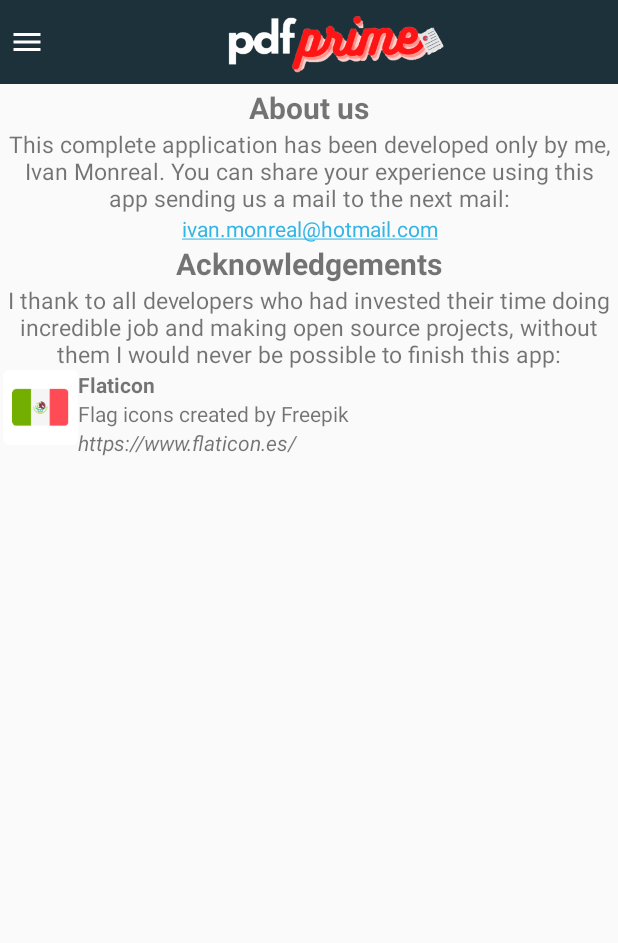
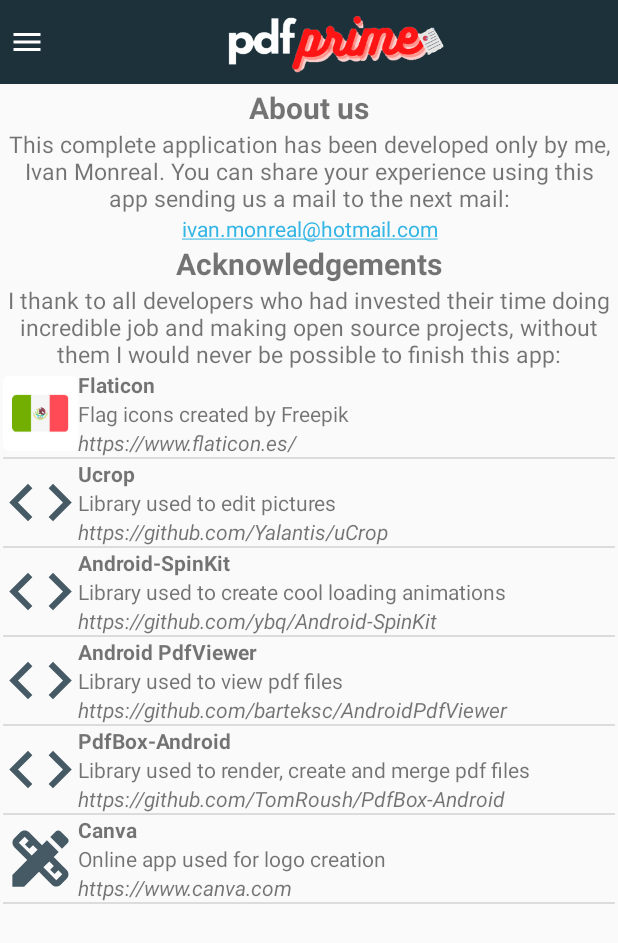
Before and after one commit to JMonrealZ/pdfPrime, an Android app: the ReachusFrag screen opened through its navigation route, on a phone screen of 412 x 824 dp. Shown: the top 943 px of the screen. Run offline under Robolectric (Android 15) with nearby library versions, the light colour scheme and no system bars; our stand-ins replace Room's generated code, data binding, navigation-ui; libraries missing offline, so code that uses them is left out: com.tom_roush.pdfbox.

Commit message:
We added acknowledges and improve UI

```diff
--- a/app/src/main/java/com/jimzmx/pdfprime/App.kt
+++ b/app/src/main/java/com/jimzmx/pdfprime/App.kt
@@ -39,9 +39,13 @@
         }
 
         acknowledgements = mutableListOf<Acknowledgement>().apply {
-//            add(Acknowledgement(R.drawable.ic_camera_24, "testa","testb","testc")) //todo: add acknoledgements
             add(Acknowledgement(R.mipmap.ic_mexico, getString(R.string.titleAckFlaticon),getString(R.string.txtAckFlaticon),getString(R.string.urlAckFlaticon)))
-//            add(Acknowledgement(R.mipmap.ic_mexico, getString(R.string.),getString(R.string.),getString(R.string.)))
+            add(Acknowledgement(R.drawable.ic_baseline_code_24, getString(R.string.titleAckUcrop),getString(R.string.txtAckUcrop),getString(R.string.urlAckUcrop)))
+            add(Acknowledgement(R.drawable.ic_baseline_code_24, getString(R.string.titleAckSpinKit),getString(R.string.txtAckSpinKit),getString(R.string.urlAckSpinKit)))
+            add(Acknowledgement(R.drawable.ic_baseline_code_24, getString(R.string.titleAckPdfViewer),getString(R.string.txtAckPdfViewer),getString(R.string.urlAckPdfViewer)))
+            add(Acknowledgement(R.drawable.ic_baseline_code_24, getString(R.string.titleAckPdfBox),getString(R.string.txtAckPdfBox),getString(R.string.urlAckPdfBox)))
+            add(Acknowledgement(R.drawable.ic_baseline_design_services_24, getString(R.string.titleAckCanva),getString(R.string.txtAckCanva),getString(R.string.urlAckCanva)))
+//            add(Acknowledgement(R.drawable.ic_baseline_code_24, getString(R.string.),getString(R.string.),getString(R.string.)))
         }
     }
 
--- a/app/src/main/java/com/jimzmx/pdfprime/presentation/reachus/AcknowledgementRecyclerViewAdapter.kt
+++ b/app/src/main/java/com/jimzmx/pdfprime/presentation/reachus/AcknowledgementRecyclerViewAdapter.kt
@@ -14,9 +14,10 @@
     override fun onCreateViewHolder(parent: ViewGroup, viewType: Int): AcknowledgementViewHolder {
         val layoutInflater = LayoutInflater.from(parent.context)
         val listItem = layoutInflater.inflate(R.layout.list_item_acknowledgement, parent, false)
-        return AcknowledgementViewHolder(listItem,
+        return AcknowledgementViewHolder(listItem)
+            //,
             //{ackSelected : Acknowledgement -> onClickAckListener(ackSelected)})
-            clickListener)
+            //clickListener)
     }
 
     override fun onBindViewHolder(holder: AcknowledgementViewHolder, position: Int) {
@@ -29,8 +30,7 @@
 }
 
 class AcknowledgementViewHolder(
-    val view : View,
-    private val clickListener : (Acknowledgement)->Unit
+    val view : View
 ) : RecyclerView.ViewHolder(view){
     fun bind( ack : Acknowledgement, clickListener: (Acknowledgement) -> Unit){
         view.apply {
@@ -38,6 +38,7 @@
             ivImageAck.setImageResource(ack.img)
             tvNameAck.text = ack.name
             tvDescAck.text = ack.description
+            tvUrlAck.text = ack.url
             setOnClickListener{ clickListener(ack)}
         }
     }
--- /dev/null
+++ b/app/src/main/res/drawable/ic_baseline_code_24.xml
@@ -0,0 +1,5 @@
+<vector android:height="24dp" android:tint="@color/colorPrimary"
+    android:viewportHeight="24" android:viewportWidth="24"
+    android:width="24dp" xmlns:android="http://schemas.android.com/apk/res/android">
+    <path android:fillColor="@android:color/white" android:pathData="M9.4,16.6L4.8,12l4.6,-4.6L8,6l-6,6 6,6 1.4,-1.4zM14.6,16.6l4.6,-4.6 -4.6,-4.6L16,6l6,6 -6,6 -1.4,-1.4z"/>
+</vector>
--- /dev/null
+++ b/app/src/main/res/drawable/ic_baseline_design_services_24.xml
@@ -0,0 +1,6 @@
+<vector android:height="24dp" android:tint="@color/colorPrimary"
+    android:viewportHeight="24" android:viewportWidth="24"
+    android:width="24dp" xmlns:android="http://schemas.android.com/apk/res/android">
+    <path android:fillColor="@android:color/white" android:pathData="M16.24,11.51l1.57,-1.57l-3.75,-3.75l-1.57,1.57L8.35,3.63c-0.78,-0.78 -2.05,-0.78 -2.83,0l-1.9,1.9c-0.78,0.78 -0.78,2.05 0,2.83l4.13,4.13L3,17.25V21h3.75l4.76,-4.76l4.13,4.13c0.95,0.95 2.23,0.6 2.83,0l1.9,-1.9c0.78,-0.78 0.78,-2.05 0,-2.83L16.24,11.51zM9.18,11.07L5.04,6.94l1.89,-1.9c0,0 0,0 0,0l1.27,1.27L7.02,7.5l1.41,1.41l1.19,-1.19l1.45,1.45L9.18,11.07zM17.06,18.96l-4.13,-4.13l1.9,-1.9l1.45,1.45l-1.19,1.19l1.41,1.41l1.19,-1.19l1.27,1.27L17.06,18.96z"/>
+    <path android:fillColor="@android:color/white" android:pathData="M20.71,7.04c0.39,-0.39 0.39,-1.02 0,-1.41l-2.34,-2.34c-0.47,-0.47 -1.12,-0.29 -1.41,0l-1.83,1.83l3.75,3.75L20.71,7.04z"/>
+</vector>
--- a/app/src/main/res/layout/list_item_acknowledgement.xml
+++ b/app/src/main/res/layout/list_item_acknowledgement.xml
@@ -1,13 +1,21 @@
 <?xml version="1.0" encoding="utf-8"?>
 <LinearLayout xmlns:android="http://schemas.android.com/apk/res/android"
-    android:orientation="horizontal"
+    android:orientation="vertical"
     android:layout_width="match_parent"
-    android:layout_height="match_parent">
+    android:layout_height="wrap_content">
+
+    <LinearLayout
+        android:layout_width="match_parent"
+        android:layout_height="wrap_content"
+        android:orientation="horizontal">
+
 
         <ImageView
             android:id="@+id/ivImageAck"
             android:layout_width="@dimen/imgSizeAcknowledgement"
-        android:layout_height="@dimen/imgSizeAcknowledgement"/>
+            android:layout_height="@dimen/imgSizeAcknowledgement"
+            android:layout_gravity="center"
+            android:src="@drawable/ic_baseline_code_24"/>
 
         <LinearLayout
             android:id="@+id/llText"
@@ -38,3 +46,9 @@
     </LinearLayout>
 
     </LinearLayout>
+
+    <View
+        android:layout_width="match_parent"
+        android:layout_height="1dp"
+        android:background="@color/separatorView"/>
+</LinearLayout>
--- a/app/src/main/res/values/colors.xml
+++ b/app/src/main/res/values/colors.xml
@@ -11,4 +11,7 @@
     <color name="closeBackground">#FF0000</color>
 
     <color name="transparent">#00FFFFFF</color>
+
+    <color name="separatorView">#8CC8C3C3</color>
+
 </resources>
--- a/app/src/main/res/values/strings.xml
+++ b/app/src/main/res/values/strings.xml
@@ -68,5 +68,20 @@
     <string name="titleAckFlaticon" translatable="false">Flaticon</string>
     <string name="urlAckFlaticon" translatable="false">https://www.flaticon.es/</string>
     <string name="txtAckFlaticon">Flag icons created by Freepik</string>
+    <string name="titleAckUcrop" translatable="false">Ucrop</string>
+    <string name="txtAckUcrop">Library used to edit pictures</string>
+    <string name="urlAckUcrop" translatable="false">https://github.com/Yalantis/uCrop</string>
+    <string name="titleAckSpinKit" translatable="false">Android-SpinKit</string>
+    <string name="txtAckSpinKit">Library used to create cool loading animations</string>
+    <string name="urlAckSpinKit" translatable="false">https://github.com/ybq/Android-SpinKit</string>
+    <string name="titleAckPdfViewer" translatable="false">Android PdfViewer</string>
+    <string name="txtAckPdfViewer">Library used to view pdf files</string>
+    <string name="urlAckPdfViewer" translatable="false">https://github.com/barteksc/AndroidPdfViewer</string>
+    <string name="titleAckPdfBox" translatable="false">PdfBox-Android</string>
+    <string name="txtAckPdfBox">Library used to render, create and merge pdf files</string>
+    <string name="urlAckPdfBox" translatable="false">https://github.com/TomRoush/PdfBox-Android</string>
+    <string name="titleAckCanva" translatable="false">Canva</string>
+    <string name="txtAckCanva">Online app used for logo creation</string>
+    <string name="urlAckCanva" translatable="false">https://www.canva.com</string>
 
 </resources>
```
Also changed, not shown: 2 other files. Lines whose indentation alone changed are shown as unchanged.
